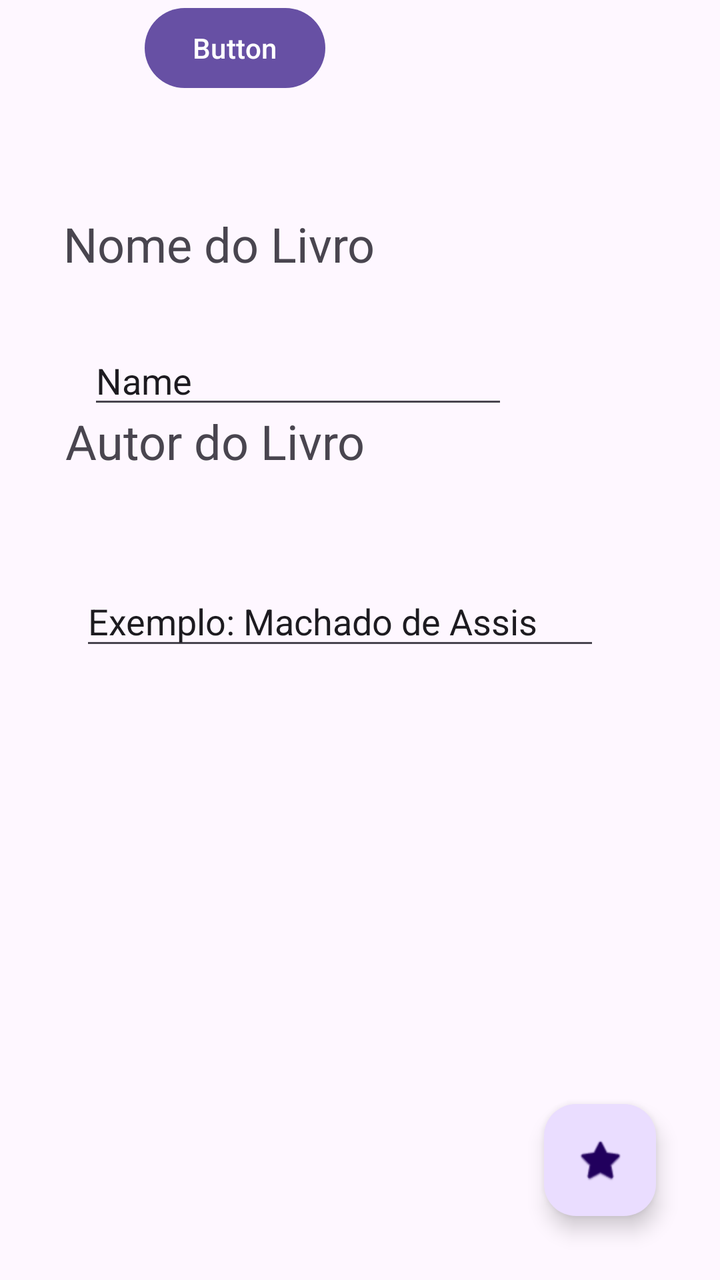
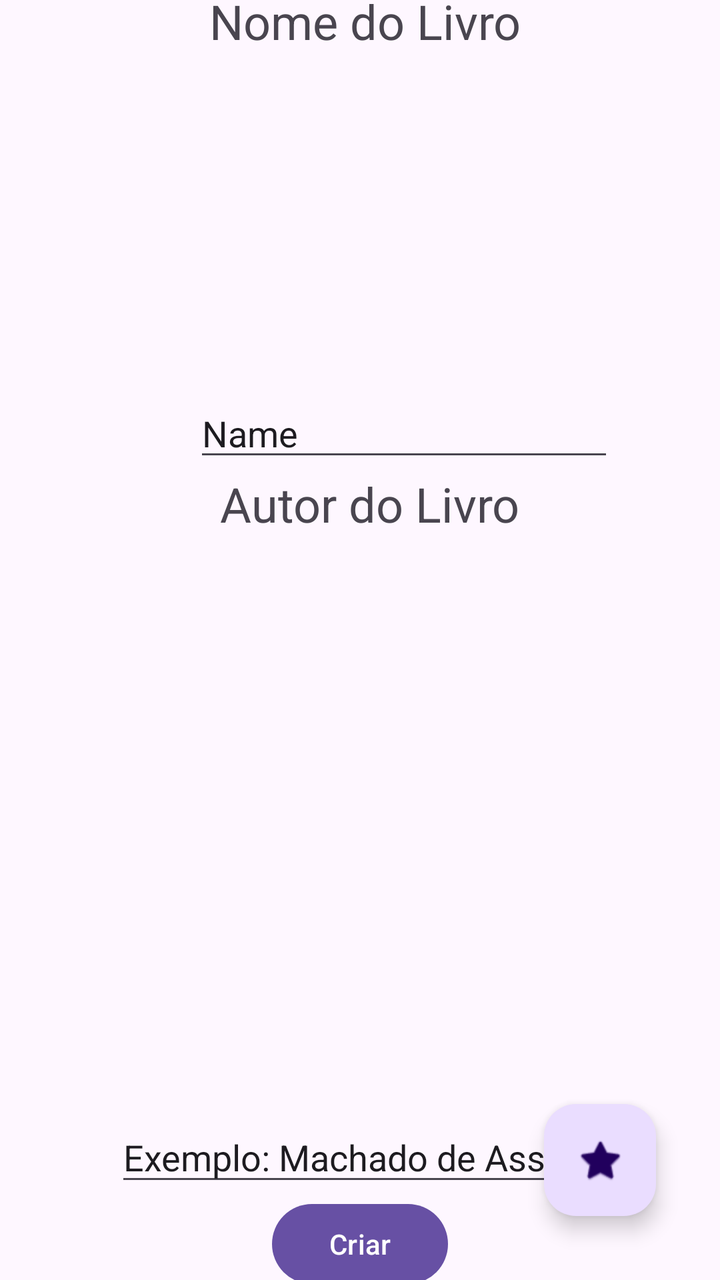

Two renders of the same Android screen: before a commit and after it. Below are the layout's source before the change and the commit's diff.
<!-- AndroidManifest.xml: application theme Theme.AppTelas -->
<!-- res/layout/activity_main.xml -->
<?xml version="1.0" encoding="utf-8"?>
<androidx.constraintlayout.widget.ConstraintLayout xmlns:android="http://schemas.android.com/apk/res/android"
    xmlns:app="http://schemas.android.com/apk/res-auto"
    xmlns:tools="http://schemas.android.com/tools"
    android:id="@+id/main"
    android:layout_width="match_parent"
    android:layout_height="match_parent"
    tools:context=".MainActivity">

    <TextView
        android:layout_width="wrap_content"
        android:layout_height="wrap_content"
        android:text="Autor do Livro"
        android:textSize="24sp"
        app:layout_constraintBottom_toBottomOf="parent"
        app:layout_constraintEnd_toEndOf="parent"
        app:layout_constraintHorizontal_bias="0.156"
        app:layout_constraintStart_toStartOf="parent"
        app:layout_constraintTop_toTopOf="parent"
        app:layout_constraintVertical_bias="0.336" />

    <TextView
        android:layout_width="wrap_content"
        android:layout_height="wrap_content"
        android:text="Nome do Livro"
        android:textSize="24sp"
        app:layout_constraintBottom_toBottomOf="parent"
        app:layout_constraintEnd_toEndOf="parent"
        app:layout_constraintHorizontal_bias="0.156"
        app:layout_constraintStart_toStartOf="parent"
        app:layout_constraintTop_toTopOf="parent"
        app:layout_constraintVertical_bias="0.174" />

    <com.google.android.material.floatingactionbutton.FloatingActionButton
        android:id="@+id/fab_avanca"
        android:layout_width="wrap_content"
        android:layout_height="wrap_content"
        android:layout_marginEnd="32dp"
        android:layout_marginBottom="32dp"
        android:clickable="true"
        android:contentDescription="Encaminha para a segunda tela"
        app:layout_constraintBottom_toBottomOf="parent"
        app:layout_constraintEnd_toEndOf="parent"
        app:srcCompat="@android:drawable/btn_star_big_on" />

    <EditText
        android:id="@+id/input_nome_livro"
        android:layout_width="wrap_content"
        android:layout_height="wrap_content"
        android:layout_marginStart="44dp"
        android:layout_marginTop="168dp"
        android:ems="10"
        android:inputType="text"
        android:text="Name"
        app:layout_constraintStart_toStartOf="parent"
        app:layout_constraintTop_toTopOf="parent" />

    <EditText
        android:id="@+id/input_nome_autor_livro"
        android:layout_width="260dp"
        android:layout_height="42dp"
        android:layout_marginStart="40dp"
        android:layout_marginTop="288dp"
        android:ems="10"
        android:inputType="text"
        android:text="Exemplo: Machado de Assis"
        app:layout_constraintStart_toStartOf="parent"
        app:layout_constraintTop_toTopOf="parent" />

    <Button
        android:id="@+id/button_criar"
        android:layout_width="wrap_content"
        android:layout_height="wrap_content"
        android:text="Button"
        app:layout_constraintEnd_toEndOf="parent"
        app:layout_constraintHorizontal_bias="0.268"
        app:layout_constraintStart_toStartOf="parent"
        tools:layout_editor_absoluteY="352dp" />

</androidx.constraintlayout.widget.ConstraintLayout>
<!-- resources referenced by this layout -->
<resources>
  <style name="Theme.AppTelas" parent="Base.Theme.AppTelas" />
  <style name="Base.Theme.AppTelas" parent="Theme.Material3.DayNight.NoActionBar">
          
          
      </style>
</resources>

<!-- the commit's change to res/layout/activity_main.xml (unified diff, before → after) -->
@@ -8,28 +8,30 @@
     tools:context=".MainActivity">
 
     <TextView
+        android:id="@+id/textView3"
         android:layout_width="wrap_content"
         android:layout_height="wrap_content"
         android:text="Autor do Livro"
         android:textSize="24sp"
-        app:layout_constraintBottom_toBottomOf="parent"
+        app:layout_constraintBottom_toTopOf="@+id/input_nome_autor_livro"
         app:layout_constraintEnd_toEndOf="parent"
-        app:layout_constraintHorizontal_bias="0.156"
+        app:layout_constraintHorizontal_bias="0.524"
         app:layout_constraintStart_toStartOf="parent"
-        app:layout_constraintTop_toTopOf="parent"
-        app:layout_constraintVertical_bias="0.336" />
+        app:layout_constraintTop_toBottomOf="@+id/input_nome_livro"
+        app:layout_constraintVertical_bias="0.5" />
 
     <TextView
+        android:id="@+id/textView2"
         android:layout_width="wrap_content"
         android:layout_height="wrap_content"
         android:text="Nome do Livro"
         android:textSize="24sp"
-        app:layout_constraintBottom_toBottomOf="parent"
+        app:layout_constraintBottom_toTopOf="@+id/input_nome_livro"
         app:layout_constraintEnd_toEndOf="parent"
-        app:layout_constraintHorizontal_bias="0.156"
+        app:layout_constraintHorizontal_bias="0.513"
         app:layout_constraintStart_toStartOf="parent"
         app:layout_constraintTop_toTopOf="parent"
-        app:layout_constraintVertical_bias="0.174" />
+        app:layout_constraintVertical_bias="0.5" />
 
     <com.google.android.material.floatingactionbutton.FloatingActionButton
         android:id="@+id/fab_avanca"
@@ -52,8 +54,12 @@
         android:ems="10"
         android:inputType="text"
         android:text="Name"
+        app:layout_constraintBottom_toTopOf="@+id/textView3"
+        app:layout_constraintEnd_toEndOf="parent"
+        app:layout_constraintHorizontal_bias="0.5"
         app:layout_constraintStart_toStartOf="parent"
-        app:layout_constraintTop_toTopOf="parent" />
+        app:layout_constraintTop_toBottomOf="@+id/textView2"
+        app:layout_constraintVertical_bias="0.5" />
 
     <EditText
         android:id="@+id/input_nome_autor_livro"
@@ -64,17 +70,23 @@
         android:ems="10"
         android:inputType="text"
         android:text="Exemplo: Machado de Assis"
+        app:layout_constraintBottom_toTopOf="@+id/button_criar"
+        app:layout_constraintEnd_toEndOf="parent"
+        app:layout_constraintHorizontal_bias="0.297"
         app:layout_constraintStart_toStartOf="parent"
-        app:layout_constraintTop_toTopOf="parent" />
+        app:layout_constraintTop_toBottomOf="@+id/textView3"
+        app:layout_constraintVertical_bias="0.5" />
 
     <Button
         android:id="@+id/button_criar"
         android:layout_width="wrap_content"
         android:layout_height="wrap_content"
-        android:text="Button"
+        android:text="Criar"
+        app:layout_constraintBottom_toBottomOf="parent"
         app:layout_constraintEnd_toEndOf="parent"
-        app:layout_constraintHorizontal_bias="0.268"
+        app:layout_constraintHorizontal_bias="0.5"
         app:layout_constraintStart_toStartOf="parent"
-        tools:layout_editor_absoluteY="352dp" />
+        app:layout_constraintTop_toBottomOf="@+id/input_nome_autor_livro"
+        app:layout_constraintVertical_bias="0.5" />
 
 </androidx.constraintlayout.widget.ConstraintLayout>
